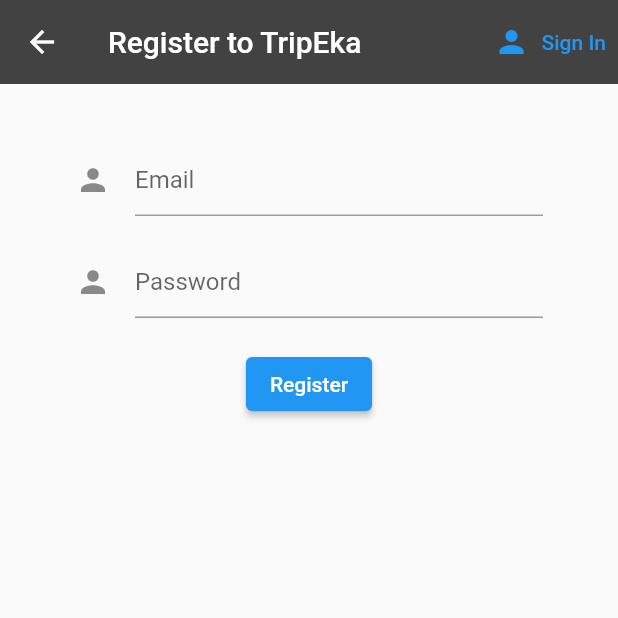
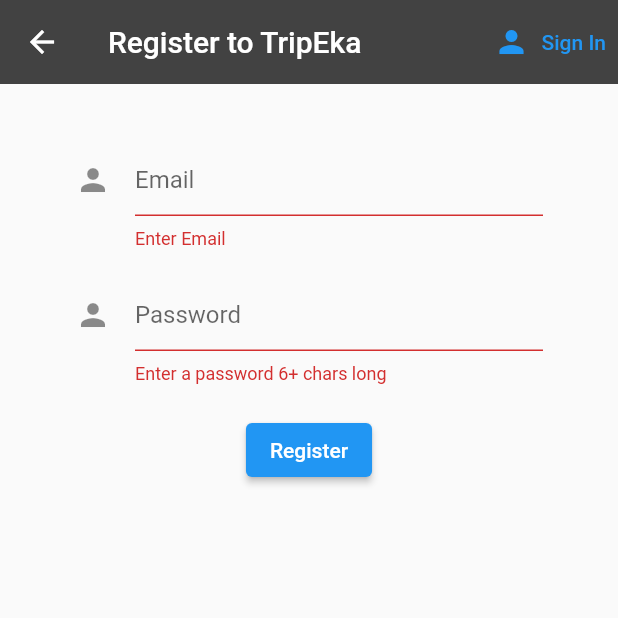
Before and after one commit to AbdulQadir98/TripEka-mobile, a Flutter app: the Register screen opened directly with empty values, after a tap on "Register", on a phone screen of 412 x 824 dp, the top half of it. Run offline on Flutter 3.47's test engine with Material 2 defaults, Android fonts, the phone set to English and light mode, and no system bars; our stand-ins replace firebase_auth, firebase_core, google_sign_in; missing offline and left inert: auth; accounts and stored records are empty; network calls fail.

```diff
--- a/lib/screens/authenticate/register.dart
+++ b/lib/screens/authenticate/register.dart
@@ -1,5 +1,6 @@
 import 'package:flutter/material.dart';
 import 'package:app/services/auth.dart';
+import 'package:firebase_auth/firebase_auth.dart';
 import 'package:auth/auth.dart';
 
 class Register extends StatefulWidget {
@@ -12,6 +13,26 @@ class Register extends StatefulWidget {
 
 class _RegisterState extends State<Register> {
   // final AuthService _auth = AuthService();
+
+  Future Register(emailAddress, password) async {
+    try {
+      final credential =
+          await FirebaseAuth.instance.createUserWithEmailAndPassword(
+        email: emailAddress,
+        password: password,
+      );
+    } on FirebaseAuthException catch (e) {
+      if (e.code == 'weak-password') {
+        print('The password provided is too weak.');
+      } else if (e.code == 'email-already-in-use') {
+        print('The account already exists for that email.');
+      }
+    } catch (e) {
+      print(e);
+    }
+  }
+
+  final _formKey = GlobalKey<FormState>();
 
   String email = '';
   String password = '';
@@ -35,6 +56,7 @@ class _RegisterState extends State<Register> {
       body: Container(
         padding: EdgeInsets.symmetric(vertical: 20.0, horizontal: 50.0),
         child: Form(
+          key: _formKey,
           child: Column(
             children: <Widget>[
               SizedBox(height: 20.0),
@@ -43,6 +65,12 @@ class _RegisterState extends State<Register> {
                   icon: Icon(Icons.person),
                   hintText: 'Email',
                 ),
+                validator: (value) {
+                  if (value == null || value.isEmpty) {
+                    return 'Enter Email';
+                  }
+                  return null;
+                },
                 onChanged: (val) {
                   setState(() => email = val);
                 },
@@ -54,6 +82,8 @@ class _RegisterState extends State<Register> {
                   icon: Icon(Icons.person),
                   hintText: 'Password',
                 ),
+                validator: (val) =>
+                    val!.length < 6 ? 'Enter a password 6+ chars long' : null,
                 onChanged: (val) {
                   setState(() => password = val);
                 },
@@ -67,6 +97,12 @@ class _RegisterState extends State<Register> {
                   onPressed: () async {
                     print(email);
                     print(password);
+                    if (_formKey.currentState!.validate()) {
+                      ScaffoldMessenger.of(context).showSnackBar(
+                        const SnackBar(content: Text('Processing Data')),
+                      );
+                    }
+                    await Register(email, password);
                   }),
             ],
           ),
--- a/lib/screens/home/home.dart
+++ b/lib/screens/home/home.dart
@@ -3,8 +3,10 @@ import 'package:flutter/material.dart';
 class Home extends StatelessWidget {
   @override
   Widget build(BuildContext context) {
-    return Container(
-      child: Text('home'),
+    return Center(
+      child: Container(
+        child: Text('home'),
+      ),
     );
   }
 }
--- a/pubspec.yaml
+++ b/pubspec.yaml
@@ -38,6 +38,7 @@ dependencies:
   auth: ^8.1.0
   firebase_core: ^1.22.0
   flutterfire: ^0.0.1
+  google_sign_in: ^5.4.1
 
 dev_dependencies:
   flutter_test:
```
Also changed, not shown: lib/screens/authenticate/sign_in.dart (+20 -0 lines), lib/services/auth.dart (+29 -14 lines), pubspec.lock.
